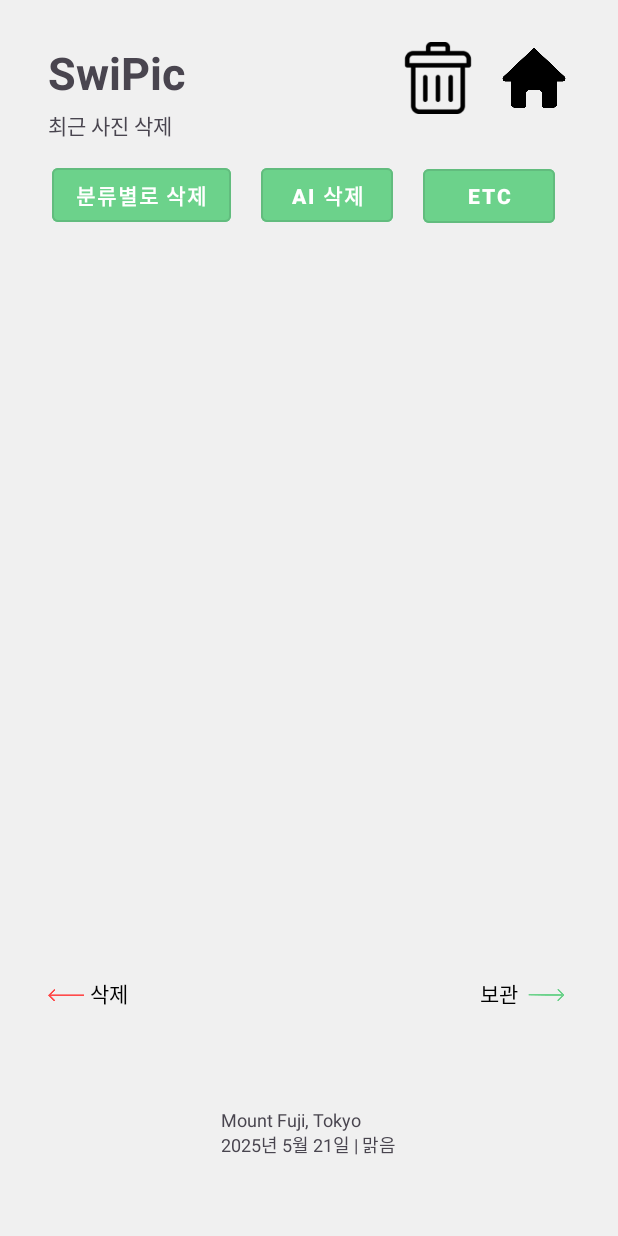
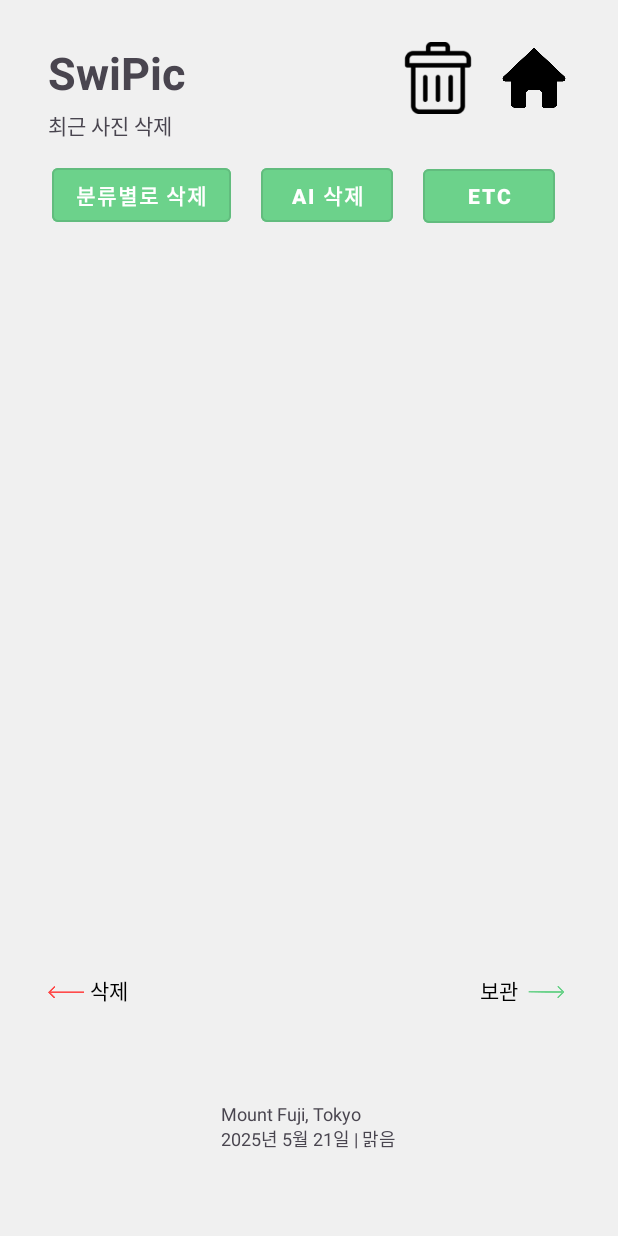
Before and after one commit to anjihong/software-termproject, an Android app: the screen it shows after launch (MainActivity), on a phone screen of 412 x 824 dp. Run offline under Robolectric (Android 15) with nearby library versions, the phone set to English and light mode, and no system bars.

Commit message:
activity_main.xml 아이콘 위치 변경, 화살표 추가  main 홈화면 완성

```diff
--- a/app/src/main/res/layout/activity_main.xml
+++ b/app/src/main/res/layout/activity_main.xml
@@ -133,12 +133,11 @@
         app:layout_constraintVertical_bias="0.421" />
 
 
-
     <TextView
         android:id="@+id/photo_location"
         android:layout_width="wrap_content"
         android:layout_height="wrap_content"
-        android:layout_marginBottom="44dp"
+        android:layout_marginBottom="48dp"
         android:backgroundTint="#6A1A1818"
         android:clickable="true"
         android:foreground="?attr/selectableItemBackground"
```
